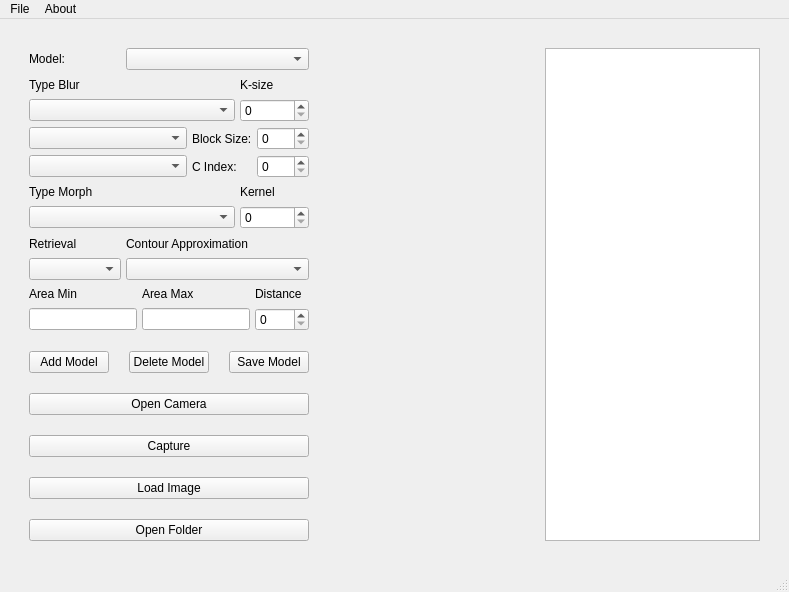
Old version of the form src/gui/MainWindowUI.ui in the repository vananh2606/VisionProcessingImage.
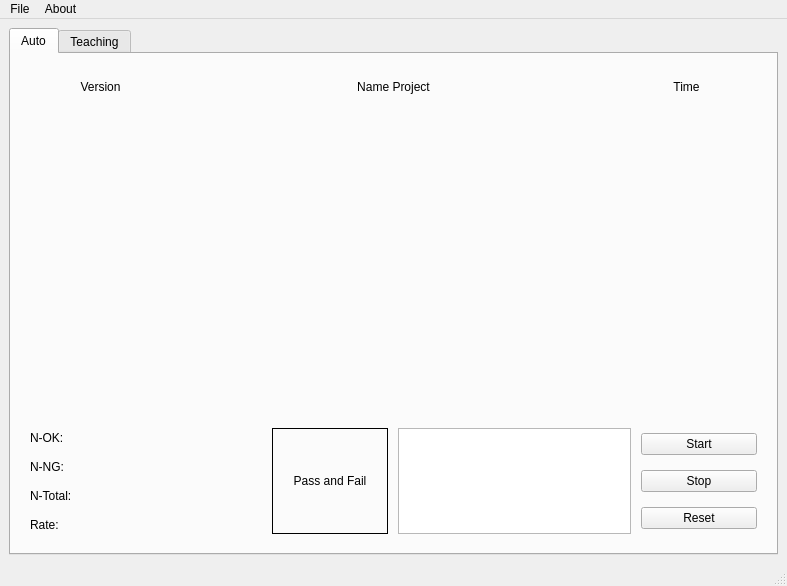
New version of the form.

Commit message: Add TCP, UI tab auto

The edit to the form file:
```diff
--- a/src/gui/MainWindowUI.ui
+++ b/src/gui/MainWindowUI.ui
@@ -6,8 +6,8 @@
    <rect>
     <x>0</x>
     <y>0</y>
-    <width>789</width>
-    <height>592</height>
+    <width>787</width>
+    <height>586</height>
    </rect>
   </property>
   <property name="windowTitle">
@@ -16,21 +16,188 @@
   <widget class="QWidget" name="centralwidget">
    <layout class="QHBoxLayout" name="horizontalLayout">
     <item>
-     <layout class="QHBoxLayout" name="TeachingLayout" stretch="1,1,1">
+     <widget class="QTabWidget" name="TabMachine">
+      <property name="currentIndex">
+       <number>0</number>
+      </property>
+      <widget class="QWidget" name="TabAuto">
+       <attribute name="title">
+        <string>Auto</string>
+       </attribute>
+       <layout class="QVBoxLayout" name="verticalLayout_3">
+        <item>
+         <layout class="QVBoxLayout" name="AutoLayout" stretch="1,12,4">
       <property name="spacing">
-       <number>20</number>
+           <number>10</number>
       </property>
       <property name="leftMargin">
-       <number>20</number>
+           <number>10</number>
       </property>
       <property name="topMargin">
-       <number>20</number>
+           <number>10</number>
       </property>
       <property name="rightMargin">
-       <number>20</number>
+           <number>10</number>
       </property>
       <property name="bottomMargin">
-       <number>20</number>
+           <number>10</number>
+          </property>
+          <item>
+           <layout class="QHBoxLayout" name="Information" stretch="1,3,1">
+            <item>
+             <widget class="QLabel" name="label_version">
+              <property name="frameShape">
+               <enum>QFrame::NoFrame</enum>
+              </property>
+              <property name="text">
+               <string>Version</string>
+              </property>
+              <property name="alignment">
+               <set>Qt::AlignCenter</set>
+              </property>
+             </widget>
+            </item>
+            <item>
+             <widget class="QLabel" name="label_project">
+              <property name="frameShape">
+               <enum>QFrame::NoFrame</enum>
+              </property>
+              <property name="text">
+               <string>Name Project</string>
+              </property>
+              <property name="alignment">
+               <set>Qt::AlignCenter</set>
+              </property>
+             </widget>
+            </item>
+            <item>
+             <widget class="QLabel" name="label_time">
+              <property name="frameShape">
+               <enum>QFrame::NoFrame</enum>
+              </property>
+              <property name="text">
+               <string>Time</string>
+              </property>
+              <property name="alignment">
+               <set>Qt::AlignCenter</set>
+              </property>
+             </widget>
+            </item>
+           </layout>
+          </item>
+          <item>
+           <layout class="QHBoxLayout" name="ScreenAuto"/>
+          </item>
+          <item>
+           <layout class="QHBoxLayout" name="ControlAuto" stretch="2,1,2,1">
+            <item>
+             <layout class="QVBoxLayout" name="ListDetail" stretch="0,0,0,0">
+              <item>
+               <widget class="QLabel" name="label_ok">
+                <property name="text">
+                 <string>N-OK: </string>
+                </property>
+               </widget>
+              </item>
+              <item>
+               <widget class="QLabel" name="label_ng">
+                <property name="text">
+                 <string>N-NG:</string>
+                </property>
+               </widget>
+              </item>
+              <item>
+               <widget class="QLabel" name="label_total">
+                <property name="text">
+                 <string>N-Total:</string>
+                </property>
+               </widget>
+              </item>
+              <item>
+               <widget class="QLabel" name="label_rate">
+                <property name="text">
+                 <string>Rate:</string>
+                </property>
+               </widget>
+              </item>
+             </layout>
+            </item>
+            <item>
+             <layout class="QVBoxLayout" name="Checked">
+              <item>
+               <widget class="QLabel" name="label_checked">
+                <property name="frameShape">
+                 <enum>QFrame::Box</enum>
+                </property>
+                <property name="text">
+                 <string>Pass and Fail</string>
+                </property>
+                <property name="alignment">
+                 <set>Qt::AlignCenter</set>
+                </property>
+               </widget>
+              </item>
+             </layout>
+            </item>
+            <item>
+             <layout class="QVBoxLayout" name="ViewLog">
+              <item>
+               <widget class="QListWidget" name="list_view_log"/>
+              </item>
+             </layout>
+            </item>
+            <item>
+             <layout class="QVBoxLayout" name="ButtonControl">
+              <item>
+               <widget class="QPushButton" name="button_start">
+                <property name="text">
+                 <string>Start</string>
+                </property>
+               </widget>
+              </item>
+              <item>
+               <widget class="QPushButton" name="button_stop">
+                <property name="text">
+                 <string>Stop</string>
+                </property>
+               </widget>
+              </item>
+              <item>
+               <widget class="QPushButton" name="button_reset">
+                <property name="text">
+                 <string>Reset</string>
+                </property>
+               </widget>
+              </item>
+             </layout>
+            </item>
+           </layout>
+          </item>
+         </layout>
+        </item>
+       </layout>
+      </widget>
+      <widget class="QWidget" name="TabTeaching">
+       <attribute name="title">
+        <string>Teaching</string>
+       </attribute>
+       <layout class="QVBoxLayout" name="verticalLayout">
+        <item>
+         <layout class="QHBoxLayout" name="TeachingLayout" stretch="1,2,1">
+          <property name="spacing">
+           <number>10</number>
+          </property>
+          <property name="leftMargin">
+           <number>10</number>
+          </property>
+          <property name="topMargin">
+           <number>10</number>
+          </property>
+          <property name="rightMargin">
+           <number>10</number>
+          </property>
+          <property name="bottomMargin">
+           <number>10</number>
       </property>
       <item>
        <layout class="QVBoxLayout" name="ConfigLayout" stretch="8,1,2">
@@ -280,12 +447,16 @@
     </item>
    </layout>
   </widget>
+     </widget>
+    </item>
+   </layout>
+  </widget>
   <widget class="QMenuBar" name="menubar">
    <property name="geometry">
     <rect>
      <x>0</x>
      <y>0</y>
-     <width>789</width>
+     <width>787</width>
      <height>21</height>
     </rect>
    </property>
```
Left out of the diff: 2 changed lines with no effect on the pictures. Lines whose indentation alone changed are shown as unchanged. The commit also changes 7 other files.
